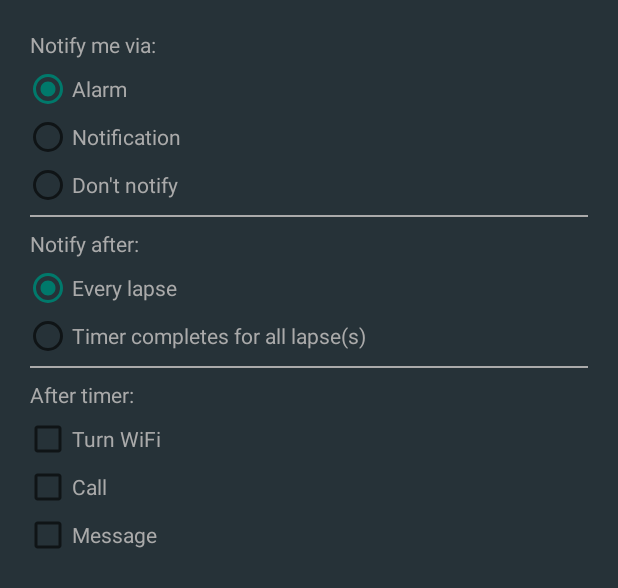
After one commit to huzaima/Timer, an Android app: the layout fragment_set_notification.xml on its own in the app's theme, with its tools: preview values and no code run, on a phone screen of 412 x 824 dp. The commit adds this screen. Shown: the top 588 px of the screen. Run offline under Robolectric (Android 15) with nearby library versions, the phone set to English and light mode, and no system bars.

Commit message:
SetNotificationFragment completed

```diff
--- a/app/src/main/java/co/magency/huzaima/timer/Activity/WelcomeActivity.java
+++ b/app/src/main/java/co/magency/huzaima/timer/Activity/WelcomeActivity.java
@@ -21,12 +21,13 @@ public class WelcomeActivity extends OnboarderActivity {
 
     @Override
     protected void onCreate(Bundle savedInstanceState) {
-        super.onCreate(savedInstanceState);
 
         preferenceManager = new PreferenceManager(getApplicationContext());
         if (!preferenceManager.isLaunchedFirstTime()) {
             onFinishButtonPressed();
         }
+        super.onCreate(savedInstanceState);
+
         preferenceManager.setIsLaunchedFirstTIme(false);
 
         onBoarderPages = new ArrayList<>();
--- a/app/src/main/java/co/magency/huzaima/timer/Fragment/SetTimerFragment.java
+++ b/app/src/main/java/co/magency/huzaima/timer/Fragment/SetTimerFragment.java
@@ -219,7 +219,6 @@ public class SetTimerFragment extends Fragment implements View.OnClickListener {
 
         next.setOnClickListener(this);
         next.setEnabled(false);
-        next.setImageResource(R.drawable.ic_done_white_24px);
 
         next.setVisibility(View.VISIBLE);
     }
--- /dev/null
+++ b/app/src/main/res/layout/fragment_set_notification.xml
@@ -0,0 +1,155 @@
+<RelativeLayout xmlns:android="http://schemas.android.com/apk/res/android"
+    android:layout_width="match_parent"
+    android:layout_height="match_parent"
+    android:background="@color/background_gray"
+    android:orientation="vertical">
+
+    <LinearLayout
+        android:layout_width="match_parent"
+        android:layout_height="match_parent"
+        android:layout_marginBottom="@dimen/activity_vertical_margin"
+        android:layout_marginLeft="@dimen/activity_horizontal_margin"
+        android:layout_marginRight="@dimen/activity_horizontal_margin"
+        android:layout_marginTop="@dimen/activity_vertical_margin"
+        android:orientation="vertical">
+
+        <TextView
+            android:layout_width="match_parent"
+            android:layout_height="wrap_content"
+            android:padding="4dp"
+            android:text="Notify me via: "
+            android:textColor="@android:color/darker_gray" />
+
+        <RadioGroup
+            android:id="@+id/notify"
+            android:layout_width="match_parent"
+            android:layout_height="wrap_content">
+
+            <RadioButton
+                android:id="@+id/alarm"
+                android:layout_width="match_parent"
+                android:layout_height="wrap_content"
+                android:checked="true"
+                android:text="Alarm"
+                android:textColor="@android:color/darker_gray" />
+
+            <RadioButton
+                android:id="@+id/notification"
+                android:layout_width="match_parent"
+                android:layout_height="wrap_content"
+                android:text="Notification"
+                android:textColor="@android:color/darker_gray" />
+
+
+            <RadioButton
+                android:id="@+id/dont_notify"
+                android:layout_width="match_parent"
+                android:layout_height="wrap_content"
+                android:text="Don't notify"
+                android:textColor="@android:color/darker_gray" />
+        </RadioGroup>
+
+        <View
+            android:layout_width="match_parent"
+            android:layout_height="1dp"
+            android:layout_margin="4dp"
+            android:background="?android:attr/listDivider"
+            android:foreground="@android:color/darker_gray" />
+
+        <TextView
+            android:layout_width="match_parent"
+            android:layout_height="wrap_content"
+            android:padding="4dp"
+            android:text="Notify after: "
+            android:textColor="@android:color/darker_gray" />
+
+        <RadioGroup
+            android:id="@+id/notify_after"
+            android:layout_width="match_parent"
+            android:layout_height="wrap_content">
+
+            <RadioButton
+                android:id="@+id/notify_every_lapse"
+                android:layout_width="match_parent"
+                android:layout_height="wrap_content"
+                android:checked="true"
+                android:text="Every lapse"
+                android:textColor="@android:color/darker_gray" />
+
+            <RadioButton
+                android:id="@+id/notify_after_complete"
+                android:layout_width="match_parent"
+                android:layout_height="wrap_content"
+                android:text="Timer completes for all lapse(s)"
+                android:textColor="@android:color/darker_gray" />
+
+        </RadioGroup>
+
+        <View
+            android:layout_width="match_parent"
+            android:layout_height="1dp"
+            android:layout_margin="4dp"
+            android:background="?android:attr/listDivider"
+            android:foreground="@android:color/darker_gray" />
+
+        <TextView
+            android:layout_width="match_parent"
+            android:layout_height="wrap_content"
+            android:padding="4dp"
+            android:text="After timer:"
+            android:textColor="@android:color/darker_gray" />
+
+        <CheckBox
+            android:id="@+id/wifi"
+            android:layout_width="wrap_content"
+            android:layout_height="wrap_content"
+            android:layout_gravity="start"
+            android:text="Turn WiFi"
+            android:textColor="@android:color/darker_gray" />
+
+        <RadioGroup
+            android:id="@+id/wifi_state"
+            android:layout_width="match_parent"
+            android:layout_height="wrap_content"
+            android:gravity="center"
+            android:orientation="horizontal"
+            android:visibility="gone">
+
+            <RadioButton
+                android:id="@+id/wifi_on"
+                android:layout_width="wrap_content"
+                android:layout_height="wrap_content"
+                android:layout_marginRight="16dp"
+                android:checked="true"
+                android:text="On"
+                android:textColor="@android:color/darker_gray" />
+
+            <RadioButton
+                android:id="@+id/wifi_off"
+                android:layout_width="wrap_content"
+                android:layout_height="wrap_content"
+                android:layout_marginLeft="16dp"
+                android:text="Off"
+                android:textColor="@android:color/darker_gray" />
+
+        </RadioGroup>
+
+        <CheckBox
+            android:id="@+id/call"
+            android:layout_width="wrap_content"
+            android:layout_height="wrap_content"
+            android:layout_gravity="start"
+            android:text="Call"
+            android:textColor="@android:color/darker_gray" />
+
+        <CheckBox
+            android:id="@+id/message"
+            android:layout_width="wrap_content"
+            android:layout_height="wrap_content"
+            android:layout_gravity="start"
+            android:text="Message"
+            android:textColor="@android:color/darker_gray" />
+
+    </LinearLayout>
+
+</RelativeLayout>
--- a/app/src/main/res/values/colors.xml
+++ b/app/src/main/res/values/colors.xml
@@ -2,15 +2,15 @@
 <resources>
 
     <!-- default theme -->
-    <color name="colorPrimary">#607D8B</color>
-    <color name="colorPrimaryDark">#455A64</color>
-    <color name="colorAccent">#FF5252</color>
+    <color name="colorPrimary">#F44336</color>
+    <color name="colorPrimaryDark">#D32F2F</color>
+    <color name="colorAccent">#00796B</color>
     <color name="background_gray">#263238</color>
 
     <!-- Screens background color-->
-    <color name="bg_screen1">#009688</color>
+    <color name="bg_screen1">#C2185B</color>
     <color name="bg_screen2">#795548</color>
-    <color name="bg_screen3">#3395ff</color>
-    <color name="bg_screen4">#7C4DFF</color>
+    <color name="bg_screen3">#455A64</color>
+    <color name="bg_screen4">#303F9F</color>
 
 </resources>
```
Also changed, not shown: app/src/main/AndroidManifest.xml (+5 -5 lines), app/src/main/java/co/magency/huzaima/timer/Activity/CreateTimerActivity.java (+33 -9 lines), app/src/main/java/co/magency/huzaima/timer/Fragment/SetNameFragment.java (+13 -4 lines), app/src/main/java/co/magency/huzaima/timer/Fragment/SetNotificationFragment.java (added, +166 -0 lines), app/src/main/java/co/magency/huzaima/timer/Model/Timer.java (+62 -0 lines), app/src/main/java/co/magency/huzaima/timer/Model/Timer_Call.java (added, +26 -0 lines), app/src/main/java/co/magency/huzaima/timer/Model/Timer_Message.java (added, +36 -0 lines), app/src/main/java/co/magency/huzaima/timer/Model/Timer_WifiState.java (added, +26 -0 lines), app/src/main/java/co/magency/huzaima/timer/Utilities/AppUtility.java (+12 -1 lines), app/src/main/res/layout/fragment_set_timer.xml (+0 -9 lines).
